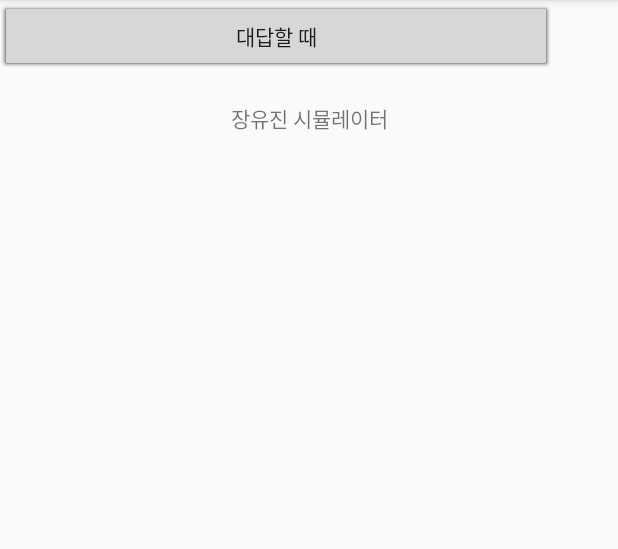
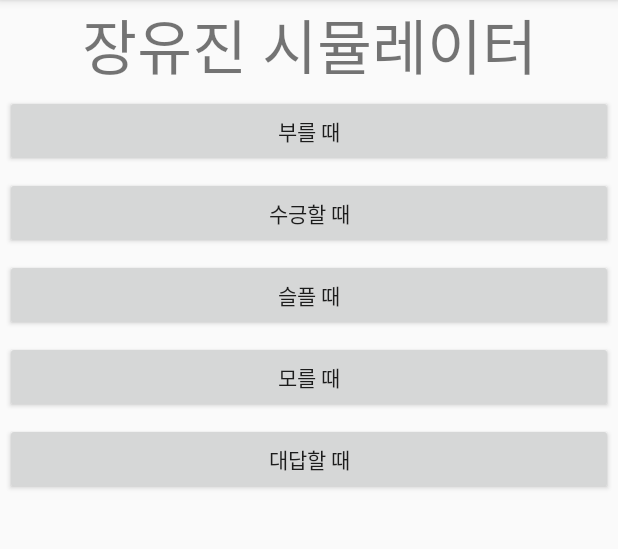
Before and after one commit to chasu1228/friend-simulator, an Android app: the screen it shows after launch (MainActivity), on a phone screen of 412 x 824 dp, the part 84-633 px from its top. Run offline under Robolectric (Android 15) with nearby library versions, the light colour scheme and no system bars.

Commit message:
#8 첫번째 버튼 동작하게 하기 -> onClick

```diff
--- a/app/src/main/java/kr/hs/emirim/progh2/friendsimulator/u_jin/MainActivity.java
+++ b/app/src/main/java/kr/hs/emirim/progh2/friendsimulator/u_jin/MainActivity.java
@@ -1,7 +1,8 @@
 package kr.hs.emirim.progh2.friendsimulator.u_jin;
 
+import android.os.Bundle;
 import android.support.v7.app.AppCompatActivity;
-import android.os.Bundle;
+import android.widget.Toast;
 
 public class MainActivity extends AppCompatActivity {
 
@@ -10,4 +11,10 @@ public class MainActivity extends AppCompatActivity {
         super.onCreate(savedInstanceState);
         setContentView(R.layout.activity_main);
     }
+
+    void onClick(int view){
+        Toast.makeText(this,"작동 해요~",Toast.LENGTH_SHORT).show();
+    }
+
+
 }
--- a/app/src/main/res/layout/activity_main.xml
+++ b/app/src/main/res/layout/activity_main.xml
@@ -1,59 +1,55 @@
 <?xml version="1.0" encoding="utf-8"?>
-<android.support.constraint.ConstraintLayout xmlns:android="http://schemas.android.com/apk/res/android"
+<LinearLayout
+    xmlns:android="http://schemas.android.com/apk/res/android"
     xmlns:app="http://schemas.android.com/apk/res-auto"
     xmlns:tools="http://schemas.android.com/tools"
+    android:orientation="vertical"
     android:layout_width="match_parent"
     android:layout_height="match_parent"
     tools:context="kr.hs.emirim.progh2.friendsimulator.u_jin.MainActivity">
 
     <TextView
-        android:layout_width="wrap_content"
+        android:layout_width="match_parent"
         android:layout_height="wrap_content"
-        android:font_size="40"
+        android:gravity="center"
+        android:textSize="40sp"
         android:text="장유진 시뮬레이터"
-        app:layout_constraintBottom_toBottomOf="parent"
-        app:layout_constraintLeft_toLeftOf="parent"
-        app:layout_constraintRight_toRightOf="parent"
-        app:layout_constraintTop_toTopOf="parent"
-        app:layout_constraintVertical_bias="0.091" />
+        app:layout_constraintBottom_toBottomOf="parent" />
 
     <Button
         android:id="@+id/button1"
-        android:layout_width="368dp"
+        android:layout_width="match_parent"
         android:layout_height="wrap_content"
+        android:layout_margin="3dp"
         android:text="부를 때"
-        tools:layout_editor_absoluteX="8dp"
-        tools:layout_editor_absoluteY="122dp" />
+        android:onClick="onClick"
+        />
 
     <Button
         android:id="@+id/button1"
-        android:layout_width="368dp"
+        android:layout_width="match_parent"
         android:layout_height="wrap_content"
-        android:text="수긍할 때"
-        tools:layout_editor_absoluteX="8dp"
-        tools:layout_editor_absoluteY="183dp" />
+        android:layout_margin="3dp"
+        android:text="수긍할 때" />
 
     <Button
         android:id="@+id/button1"
-        android:layout_width="368dp"
+        android:layout_width="match_parent"
         android:layout_height="wrap_content"
-        android:text="슬플 때"
-        tools:layout_editor_absoluteX="8dp"
-        tools:layout_editor_absoluteY="243dp" />
+        android:layout_margin="3dp"
+        android:text="슬플 때" />
 
     <Button
         android:id="@+id/button1"
-        android:layout_width="368dp"
+        android:layout_width="match_parent"
         android:layout_height="wrap_content"
-        android:text="모를 때"
-        tools:layout_editor_absoluteX="8dp"
-        tools:layout_editor_absoluteY="302dp" />
+        android:layout_margin="3dp"
+        android:text="모를 때" />
 
     <Button
         android:id="@+id/button1"
-        android:layout_width="368dp"
+        android:layout_width="match_parent"
         android:layout_height="wrap_content"
-        android:text="대답할 때"
-        tools:layout_editor_absoluteX="8dp"
-        tools:layout_editor_absoluteY="364dp" />
-</android.support.constraint.ConstraintLayout>
+        android:layout_margin="3dp"
+        android:text="대답할 때" />
+</LinearLayout>
```
